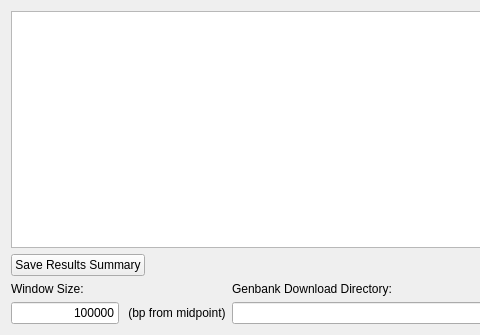
Above: resultsWindow.ui from emzodls/clusterArch before the change; both pictures show x 0 to 480 and y 0 to 335 of the 929 by 335 pixel window. Below: the same form after it.
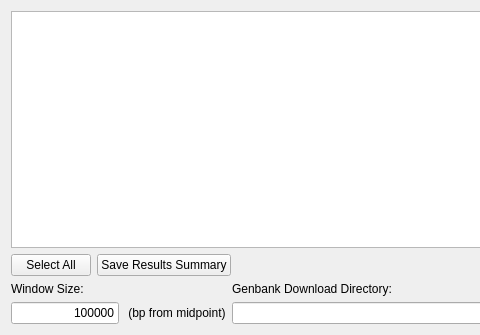
That is the form after the change.

Commit message: clusterAnalysis: Exclude stop codon from protein sequences, make sure cluster does not contain two of the same protein, added a decode in disorderprediction module for python 3 compatibility Added function for BLAST similarity score (sum of bitscore/self bitscore), and download all to results window

```diff
--- a/resultsWindow.ui
+++ b/resultsWindow.ui
@@ -50,6 +50,19 @@
    </item>
    <item>
     <layout class="QHBoxLayout" name="horizontalLayout_2">
+     <item>
+      <widget class="QPushButton" name="selectAllBtn">
+       <property name="sizePolicy">
+        <sizepolicy hsizetype="Fixed" vsizetype="Fixed">
+         <horstretch>0</horstretch>
+         <verstretch>0</verstretch>
+        </sizepolicy>
+       </property>
+       <property name="text">
+        <string>Select All</string>
+       </property>
+      </widget>
+     </item>
      <item>
       <widget class="QPushButton" name="exportSummaryResultsBtn">
        <property name="sizePolicy">
```
The commit also changes 4 other files.
